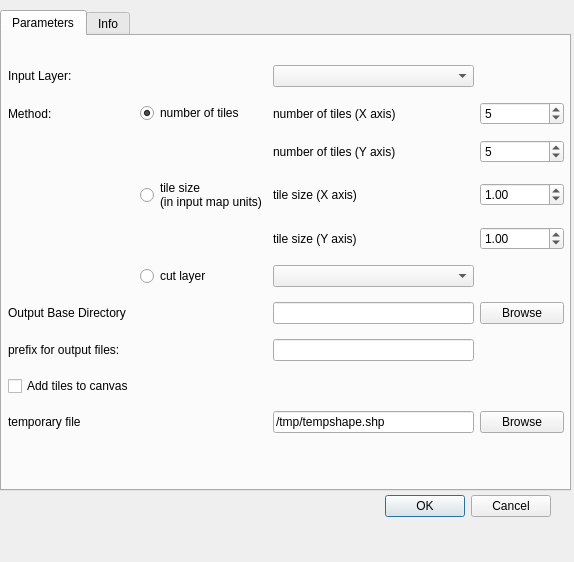
This is gridSplitter_dialog_base.ui in Sereza7/gridsplitter as Qt 5 draws it before an edit. The edited form follows.
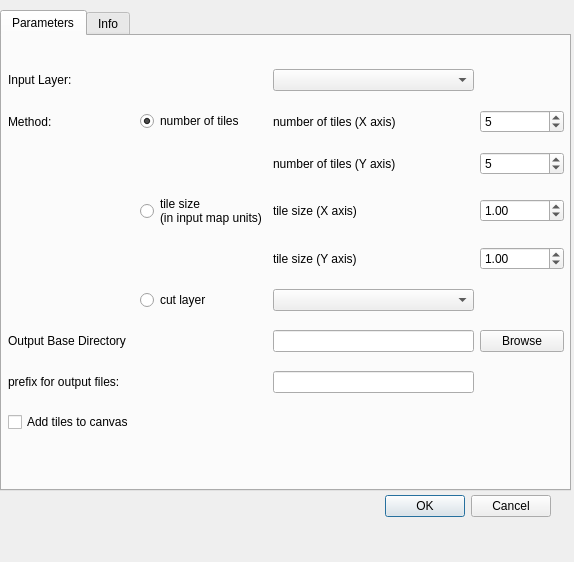
This is the edited form. Custom widgets are drawn as their Qt base class.

The edit to the form file:
```diff
--- a/gridSplitter_dialog_base.ui
+++ b/gridSplitter_dialog_base.ui
@@ -81,19 +81,6 @@
         </property>
        </widget>
       </item>
-      <item row="11" column="0">
-       <widget class="QLabel" name="label_7">
-        <property name="toolTip">
-         <string>&lt;html&gt;&lt;head/&gt;&lt;body&gt;&lt;p&gt;A temporary shapefile that holds the &amp;quot;cut polygon&amp;quot;. It is needed because GDAL does not accept in-memory layers. The size will be quite small, except when using the option &amp;quot;cutlayer&amp;quot; with very complicated features.&lt;/p&gt;&lt;/body&gt;&lt;/html&gt;</string>
-        </property>
-        <property name="locale">
-         <locale language="English" country="UnitedStates"/>
-        </property>
-        <property name="text">
-         <string>temporary file</string>
-        </property>
-       </widget>
-      </item>
       <item row="8" column="4">
        <widget class="QPushButton" name="cmdBrowseOutput">
         <property name="locale">
@@ -104,16 +91,6 @@
         </property>
        </widget>
       </item>
-      <item row="11" column="4">
-       <widget class="QPushButton" name="cmdBrowsetmp">
-        <property name="locale">
-         <locale language="English" country="UnitedStates"/>
-        </property>
-        <property name="text">
-         <string>Browse</string>
-        </property>
-       </widget>
-      </item>
       <item row="8" column="2">
        <widget class="QLineEdit" name="OuptDir">
         <property name="toolTip">
@@ -121,16 +98,6 @@
         </property>
        </widget>
       </item>
-      <item row="11" column="2">
-       <widget class="QLineEdit" name="tempFile">
-        <property name="toolTip">
-         <string>&lt;html&gt;&lt;head/&gt;&lt;body&gt;&lt;p&gt;A temporary shapefile that holds the &amp;quot;cut polygon&amp;quot;. It is needed because GDAL does not accept in-memory layers. The size will be quite small, except when using the option &amp;quot;cutlayer&amp;quot; with very complicated features.&lt;/p&gt;&lt;/body&gt;&lt;/html&gt;</string>
-        </property>
-        <property name="text">
-         <string>/tmp/tempshape.shp</string>
-        </property>
-       </widget>
-      </item>
       <item row="0" column="2">
        <widget class="QgsMapLayerComboBox" name="inputRasterBox">
         <property name="toolTip">
```
Left out of the diff: 44 changed lines with no effect on the pictures.
